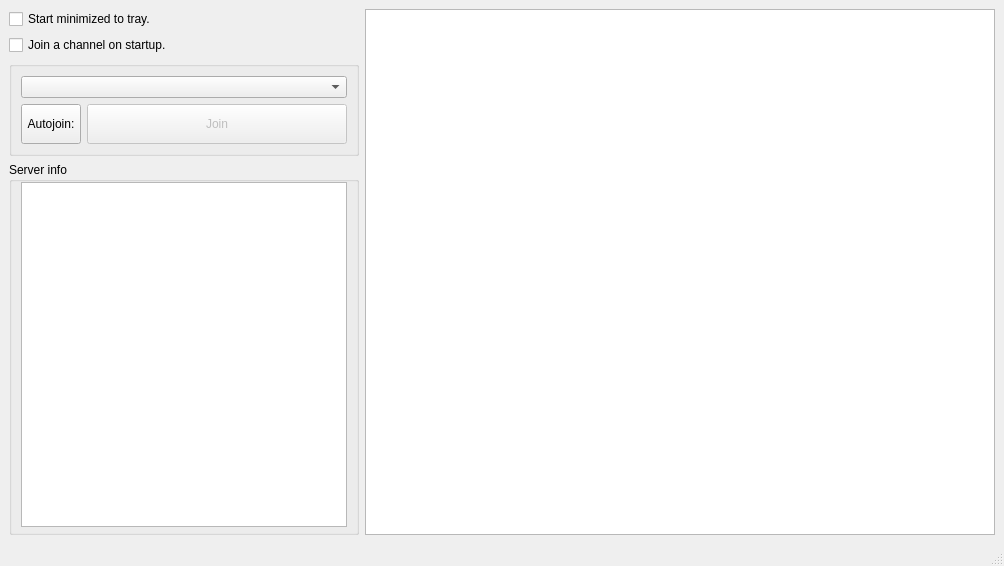
dbanet/tws, file src/wormnet/server/servertab.ui: the form before one commit.
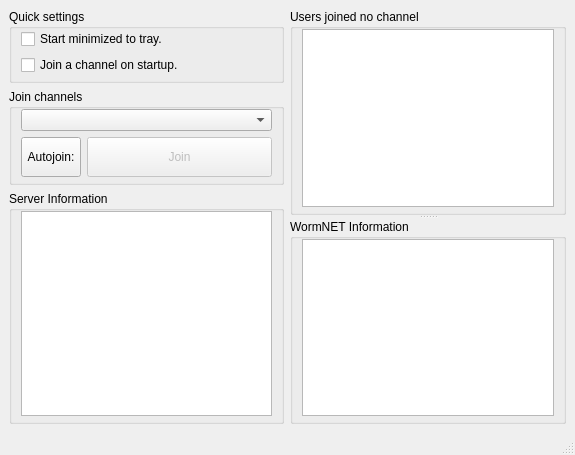
The form after the commit.

Commit message: Created a userlist of users w/o a channel in the servertab + /NAMES handling enhancement (resolves #7).

The edit to the form file:
```diff
--- a/src/wormnet/server/servertab.ui
+++ b/src/wormnet/server/servertab.ui
@@ -6,29 +6,42 @@
    <rect>
     <x>0</x>
     <y>0</y>
-    <width>1004</width>
-    <height>566</height>
+    <width>575</width>
+    <height>455</height>
    </rect>
   </property>
   <property name="windowTitle">
    <string>MainWindow</string>
   </property>
   <widget class="QWidget" name="centralwidget">
-   <layout class="QHBoxLayout" name="horizontalLayout" stretch="3,7">
-    <item>
-     <layout class="QVBoxLayout" name="verticalLayout">
-      <property name="sizeConstraint">
-       <enum>QLayout::SetDefaultConstraint</enum>
-      </property>
+   <layout class="QHBoxLayout" name="horizontalLayout">
       <item>
        <layout class="QVBoxLayout" name="verticalLayout_5">
         <property name="sizeConstraint">
          <enum>QLayout::SetDefaultConstraint</enum>
         </property>
         <item>
+       <widget class="QGroupBox" name="groupBox_3">
+        <property name="sizePolicy">
+         <sizepolicy hsizetype="Preferred" vsizetype="Maximum">
+          <horstretch>0</horstretch>
+          <verstretch>0</verstretch>
+         </sizepolicy>
+        </property>
+        <property name="title">
+         <string>Quick settings</string>
+        </property>
+        <layout class="QVBoxLayout" name="verticalLayout_7">
+         <property name="topMargin">
+          <number>0</number>
+         </property>
+         <property name="bottomMargin">
+          <number>5</number>
+         </property>
+         <item>
          <widget class="QCheckBox" name="chbminimized">
           <property name="sizePolicy">
-           <sizepolicy hsizetype="Minimum" vsizetype="Fixed">
+            <sizepolicy hsizetype="Preferred" vsizetype="Preferred">
             <horstretch>0</horstretch>
             <verstretch>0</verstretch>
            </sizepolicy>
@@ -41,7 +54,7 @@
         <item>
          <widget class="QCheckBox" name="chbautojoin">
           <property name="sizePolicy">
-           <sizepolicy hsizetype="Minimum" vsizetype="Fixed">
+            <sizepolicy hsizetype="Preferred" vsizetype="Preferred">
             <horstretch>0</horstretch>
             <verstretch>0</verstretch>
            </sizepolicy>
@@ -51,10 +64,13 @@
           </property>
          </widget>
         </item>
+        </layout>
+       </widget>
+      </item>
         <item>
          <widget class="QGroupBox" name="groupBox_2">
           <property name="sizePolicy">
-           <sizepolicy hsizetype="Minimum" vsizetype="Maximum">
+         <sizepolicy hsizetype="Preferred" vsizetype="Maximum">
             <horstretch>0</horstretch>
             <verstretch>0</verstretch>
            </sizepolicy>
@@ -66,13 +82,19 @@
            </size>
           </property>
           <property name="title">
-           <string/>
+         <string>Join channels</string>
           </property>
           <layout class="QGridLayout" name="gridLayout_4">
+         <property name="topMargin">
+          <number>0</number>
+         </property>
+         <property name="bottomMargin">
+          <number>5</number>
+         </property>
            <item row="2" column="0" colspan="2">
             <widget class="QComboBox" name="cbchannels">
              <property name="sizePolicy">
-              <sizepolicy hsizetype="Minimum" vsizetype="Fixed">
+            <sizepolicy hsizetype="Preferred" vsizetype="Preferred">
                <horstretch>0</horstretch>
                <verstretch>0</verstretch>
               </sizepolicy>
@@ -91,7 +113,7 @@
               <bool>false</bool>
              </property>
              <property name="sizePolicy">
-              <sizepolicy hsizetype="Minimum" vsizetype="MinimumExpanding">
+            <sizepolicy hsizetype="Preferred" vsizetype="Preferred">
                <horstretch>0</horstretch>
                <verstretch>0</verstretch>
               </sizepolicy>
@@ -116,7 +138,7 @@
            <item row="3" column="0">
             <widget class="QPushButton" name="pbrememberjoin">
              <property name="sizePolicy">
-              <sizepolicy hsizetype="Minimum" vsizetype="MinimumExpanding">
+            <sizepolicy hsizetype="Preferred" vsizetype="Preferred">
                <horstretch>0</horstretch>
                <verstretch>0</verstretch>
               </sizepolicy>
@@ -144,76 +166,119 @@
         <item>
          <widget class="QGroupBox" name="groupBox">
           <property name="sizePolicy">
-           <sizepolicy hsizetype="Preferred" vsizetype="MinimumExpanding">
+         <sizepolicy hsizetype="Preferred" vsizetype="Minimum">
             <horstretch>0</horstretch>
             <verstretch>0</verstretch>
            </sizepolicy>
           </property>
           <property name="minimumSize">
            <size>
-            <width>350</width>
+          <width>0</width>
             <height>0</height>
            </size>
           </property>
           <property name="title">
-           <string>Server info</string>
-          </property>
-          <layout class="QVBoxLayout" name="verticalLayout_4">
+         <string>Server Information</string>
+        </property>
+        <layout class="QVBoxLayout" name="verticalLayout">
            <property name="topMargin">
             <number>0</number>
            </property>
            <property name="bottomMargin">
             <number>5</number>
-           </property>
-           <item>
-            <layout class="QVBoxLayout" name="verticalLayout_8">
-             <property name="sizeConstraint">
-              <enum>QLayout::SetDefaultConstraint</enum>
              </property>
              <item>
               <widget class="QPlainTextEdit" name="labeltraydescription">
                <property name="sizePolicy">
-                <sizepolicy hsizetype="Expanding" vsizetype="Expanding">
+            <sizepolicy hsizetype="Preferred" vsizetype="Preferred">
                  <horstretch>0</horstretch>
                  <verstretch>0</verstretch>
                 </sizepolicy>
                </property>
-               <property name="maximumSize">
-                <size>
-                 <width>16777215</width>
-                 <height>16777215</height>
-                </size>
-               </property>
                <property name="readOnly">
                 <bool>true</bool>
                </property>
               </widget>
              </item>
             </layout>
-           </item>
-          </layout>
          </widget>
         </item>
        </layout>
       </item>
-     </layout>
-    </item>
     <item>
      <layout class="QVBoxLayout" name="verticalLayout_3">
       <item>
-       <widget class="QListView" name="listView">
+       <widget class="QSplitter" name="splitter">
         <property name="sizePolicy">
-         <sizepolicy hsizetype="MinimumExpanding" vsizetype="Expanding">
+         <sizepolicy hsizetype="Preferred" vsizetype="Preferred">
           <horstretch>0</horstretch>
           <verstretch>0</verstretch>
          </sizepolicy>
         </property>
-        <property name="minimumSize">
-         <size>
-          <width>350</width>
-          <height>0</height>
-         </size>
+        <property name="orientation">
+         <enum>Qt::Vertical</enum>
         </property>
+        <widget class="QGroupBox" name="noChannelUsersViewGBox">
+         <property name="sizePolicy">
+          <sizepolicy hsizetype="Preferred" vsizetype="Preferred">
+           <horstretch>0</horstretch>
+           <verstretch>0</verstretch>
+          </sizepolicy>
+         </property>
+         <property name="title">
+          <string>Users joined no channel</string>
+         </property>
+         <layout class="QHBoxLayout" name="horizontalLayout_2">
+          <property name="topMargin">
+           <number>0</number>
+          </property>
+          <property name="bottomMargin">
+           <number>5</number>
+          </property>
+          <item>
+           <widget class="QTreeView" name="noChannelUsersView">
+            <property name="sizePolicy">
+             <sizepolicy hsizetype="Preferred" vsizetype="Preferred">
+              <horstretch>0</horstretch>
+              <verstretch>0</verstretch>
+             </sizepolicy>
+            </property>
+            <property name="contextMenuPolicy">
+             <enum>Qt::CustomContextMenu</enum>
+            </property>
+           </widget>
+          </item>
+         </layout>
+        </widget>
+        <widget class="QGroupBox" name="WormnetInfoFrameGBox">
+         <property name="sizePolicy">
+          <sizepolicy hsizetype="Preferred" vsizetype="Preferred">
+           <horstretch>0</horstretch>
+           <verstretch>0</verstretch>
+          </sizepolicy>
+         </property>
+         <property name="title">
+          <string>WormNET Information</string>
+         </property>
+         <layout class="QHBoxLayout" name="horizontalLayout_3">
+          <property name="topMargin">
+           <number>0</number>
+          </property>
+          <property name="bottomMargin">
+           <number>5</number>
+          </property>
+          <item>
+           <widget class="QTextBrowser" name="textBrowser">
+            <property name="sizePolicy">
+             <sizepolicy hsizetype="Preferred" vsizetype="Preferred">
+              <horstretch>0</horstretch>
+              <verstretch>0</verstretch>
+             </sizepolicy>
+            </property>
+           </widget>
+          </item>
+         </layout>
+        </widget>
        </widget>
       </item>
      </layout>
```
Left out of the diff: 2 changed lines with no effect on the pictures. Lines whose indentation alone changed are shown as unchanged. The commit also changes 6 other files.
